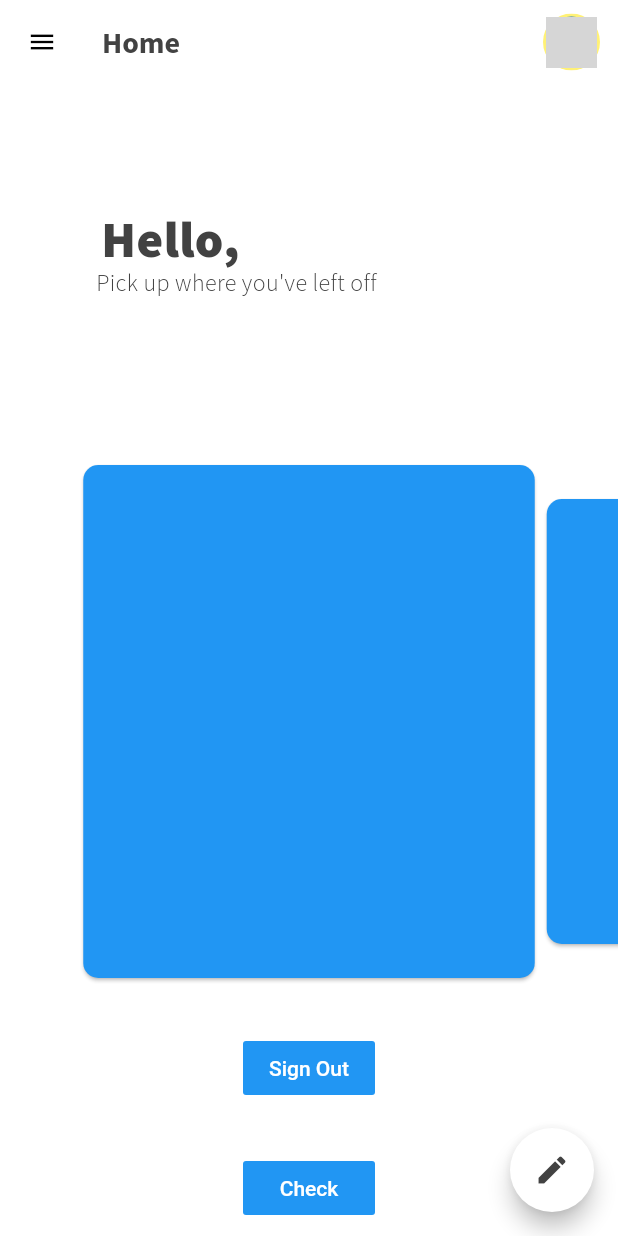
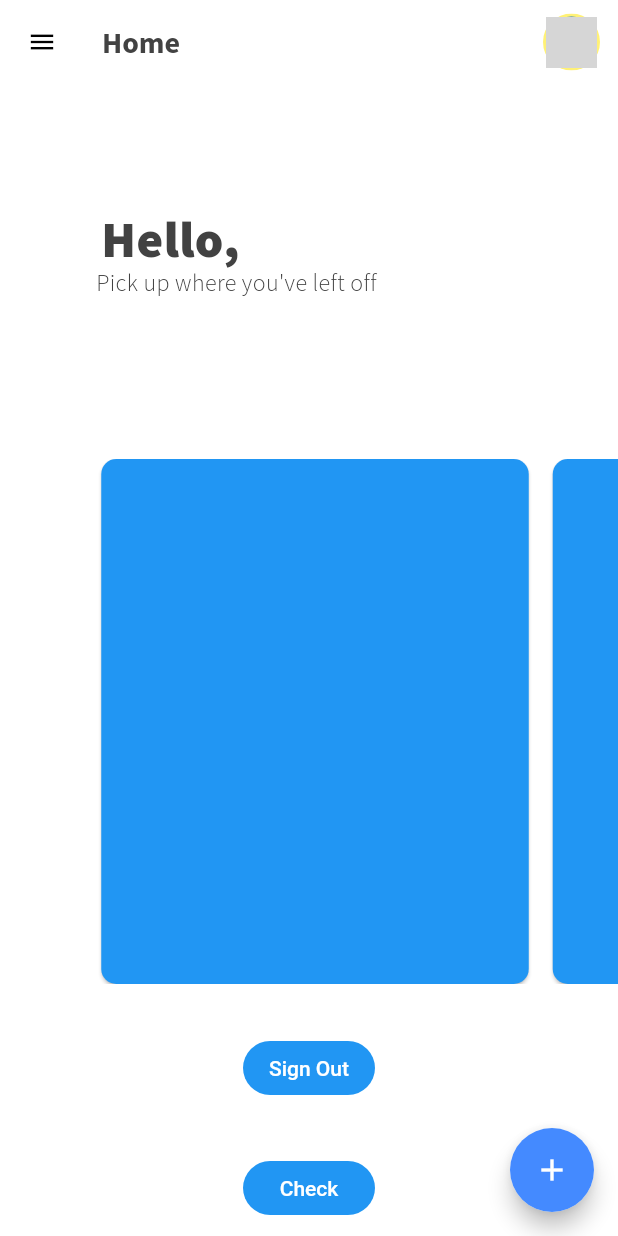
Before and after one commit to aaron-kotch/colltest, a Flutter app: the Home screen opened by its route, on a phone screen of 412 x 824 dp. Run offline on Flutter 3.47's test engine with Material 2 defaults, Android fonts, the phone set to English and light mode, and no system bars; drawn by our look-alikes of carousel_slider; our stand-ins replace cloud_firestore, firebase_auth, image_cropper, image_picker, page_transition, shared_preferences; accounts and stored records are empty; network calls fail; grey boxes are pictures that could not be loaded.

```diff
--- a/lib/home_view.dart
+++ b/lib/home_view.dart
@@ -2,6 +2,7 @@ import 'dart:io';
 import 'package:animations/animations.dart';
 import 'package:cloud_firestore/cloud_firestore.dart';
 import 'package:colltest/login_view.dart';
+import 'package:colltest/newTask_view.dart';
 import 'package:firebase_auth/firebase_auth.dart';
 import 'package:flutter/cupertino.dart';
 import 'package:flutter/material.dart';
@@ -25,13 +26,18 @@ File newImage;
 
 final List<Widget> imgList = [
   Card(
+    margin: EdgeInsets.only(left: 16, right: 8),
     shape: RoundedRectangleBorder(borderRadius: BorderRadius.circular(10)),
     color: Colors.blue[500],
   ),
   Card(
-    shape: RoundedRectangleBorder(
-      borderRadius: BorderRadius.circular(10),
+    margin: EdgeInsets.only(left: 8, right: 8),
+    shape: RoundedRectangleBorder(borderRadius: BorderRadius.circular(10)),
+    color: Colors.blue[500],
   ),
+  Card(
+    margin: EdgeInsets.only(left: 8, right: 8),
+    shape: RoundedRectangleBorder(borderRadius: BorderRadius.circular(10)),
     color: Colors.blue[500],
   ),
 ];
@@ -56,6 +62,12 @@ class _HomeState extends State<Home> {
         statusBarColor: Colors.white,
         statusBarIconBrightness: Brightness.dark,
       ),
+      child: FutureBuilder(
+        future: userName(),
+        builder: (context, AsyncSnapshot<DocumentSnapshot> snapshot) {
+          if (snapshot.connectionState == ConnectionState.done) {
+            return AnimatedSwitcher(
+              duration: Duration(seconds: 1),
               child: Scaffold(
                 body: SafeArea(
                   top: true,
@@ -91,27 +103,18 @@ class _HomeState extends State<Home> {
                                                 ),
                                                 textAlign: TextAlign.center,
                                               ),
-                                    FutureBuilder(
-                                      future: userName(),
-                                      builder: (context, AsyncSnapshot<DocumentSnapshot> snapshot) {
-                                        if (snapshot.connectionState == ConnectionState.done) {
-                                          return Text(snapshot.data.data["username"],
+                                              Text(
+                                                snapshot.data.data["username"],
                                                 style: TextStyle(
                                                   fontSize: 34,
                                                   fontFamily: 'SourceSansPro',
                                                   fontWeight: FontWeight.w900,
                                                   color: Colors.grey[800],
                                                   letterSpacing: 0.25,
-                                            ),);
-                                        } else if (snapshot.connectionState == ConnectionState.none) {
-                                          return Text("No data");
-                                        }
-                                        return CircularProgressIndicator();
-                                      },
+                                                ),
                                               ),
                                             ],
-                                )
-                              ),
+                                          )),
                                     ),
                                     Positioned(
                                         top: 90,
@@ -143,8 +146,7 @@ class _HomeState extends State<Home> {
                                   enableInfiniteScroll: false,
                                   autoPlay: false,
                                   viewportFraction: 0.75,
-                          enlargeCenterPage: true,
-                          enlargeStrategy: CenterPageEnlargeStrategy.height,
+                                  enlargeCenterPage: false,
                                   height: 350,
                                 ),
                                 items: imageSliders,
@@ -153,12 +155,14 @@ class _HomeState extends State<Home> {
                             Container(
                               height: 200,
                               color: Colors.white,
-                      child: Column(
-                          children: <Widget> [
+                              child: Column(children: <Widget>[
                                 Container(
                                   padding: EdgeInsets.only(top: 32),
                                   child: FlatButton(
                                     color: Colors.blue[500],
+                                    shape: RoundedRectangleBorder(
+                                      borderRadius: BorderRadius.circular(50),
+                                    ),
                                     child: Text(
                                       "Sign Out",
                                       style: TextStyle(
@@ -169,14 +173,20 @@ class _HomeState extends State<Home> {
                                       _signOut();
                                       final route = SharedAxisPageRoute(
                                           page: LoginPage(),
-                                      transitionType: SharedAxisTransitionType.horizontal);
-                                  Navigator.of(context).pushReplacement(route);
+                                          transitionType:
+                                              SharedAxisTransitionType
+                                                  .horizontal);
+                                      Navigator.of(context)
+                                          .pushReplacement(route);
                                     },
                                   ),
                                 ),
                                 Container(
                                   padding: EdgeInsets.only(top: 32),
                                   child: FlatButton(
+                                    shape: RoundedRectangleBorder(
+                                      borderRadius: BorderRadius.circular(50),
+                                    ),
                                     color: Colors.blue[500],
                                     child: Text(
                                       "Check",
@@ -197,16 +207,65 @@ class _HomeState extends State<Home> {
                     ],
                   ),
                 ),
-        floatingActionButton: FloatingActionButton(
-          onPressed: () {
-            getImage();
-          },
-          child: Icon(Icons.create),
-          backgroundColor: Colors.white,
-          foregroundColor: Colors.grey[800],
-          elevation: 6,
+                floatingActionButton: OpenContainer(
+                  closedShape: CircleBorder(),
+                  closedElevation: 6,
+                  transitionDuration: Duration(milliseconds: 500),
+                  closedBuilder: (BuildContext c, VoidCallback action) => Container(
+                    width: 56,
+                    height: 56,
+                    child: FlatButton(
+                      color: Colors.blueAccent,
+                      child: Icon(
+                        Icons.add,
+                        color: Colors.white,
+                      ),
+                      onPressed: () =>  action(),
+                    ),
+                  ),
+                  openBuilder: (BuildContext c, VoidCallback action) => NewTask(),
+                  tappable: false,
                 ),
                 drawer: AppDrawer("Home"),
+              ),
+            );
+          } else if (snapshot.connectionState == ConnectionState.none) {
+            return Text("No data");
+          }
+          return AnimatedSwitcher(
+            duration: Duration(milliseconds: 500),
+            child: Material(
+              child: Container(
+                alignment: Alignment.center,
+                height: MediaQuery.of(context).size.height,
+                width: MediaQuery.of(context).size.width,
+                child: Container(
+                  alignment: Alignment.center,
+                  height: 300,
+                  padding: EdgeInsets.only(left: 32, right: 32),
+                  child: Column(
+                    mainAxisAlignment: MainAxisAlignment.center,
+                    children: <Widget>[
+                      Container(
+                        height: 50,
+                        child: Text(
+                          "Loading",
+                          style: TextStyle(
+                            color: Colors.black,
+                            fontFamily: "SourceSansPro",
+                            fontWeight: FontWeight.w300,
+                            fontSize: 24,
+                          ),
+                        ),
+                      ),
+                      CircularProgressIndicator()
+                    ],
+                  ),
+                ),
+              ),
+            )
+          );
+        },
       ),
     );
   }
--- a/lib/main.dart
+++ b/lib/main.dart
@@ -1,4 +1,5 @@
 import 'package:colltest/login_view.dart';
+import 'package:colltest/newTask_view.dart';
 import 'package:colltest/settings_view.dart';
 import 'package:colltest/signup_view.dart';
 import 'package:flutter/material.dart';
@@ -34,6 +35,7 @@ class MyApp extends StatelessWidget {
           '/home': (BuildContext context) => Home(),
           '/login': (BuildContext context) => LoginPage(),
           '/signup': (BuildContext context) => SignupPage(),
+          '/newtask': (BuildContext context) => NewTask(),
       }),
       providers: <SingleChildWidget>[
         ChangeNotifierProvider<DrawerStateInfo>(
```
Also changed, not shown: lib/login_view.dart (+15 -31 lines), lib/newTask_view.dart (added, +188 -0 lines). Lines whose indentation alone changed are shown as unchanged.
